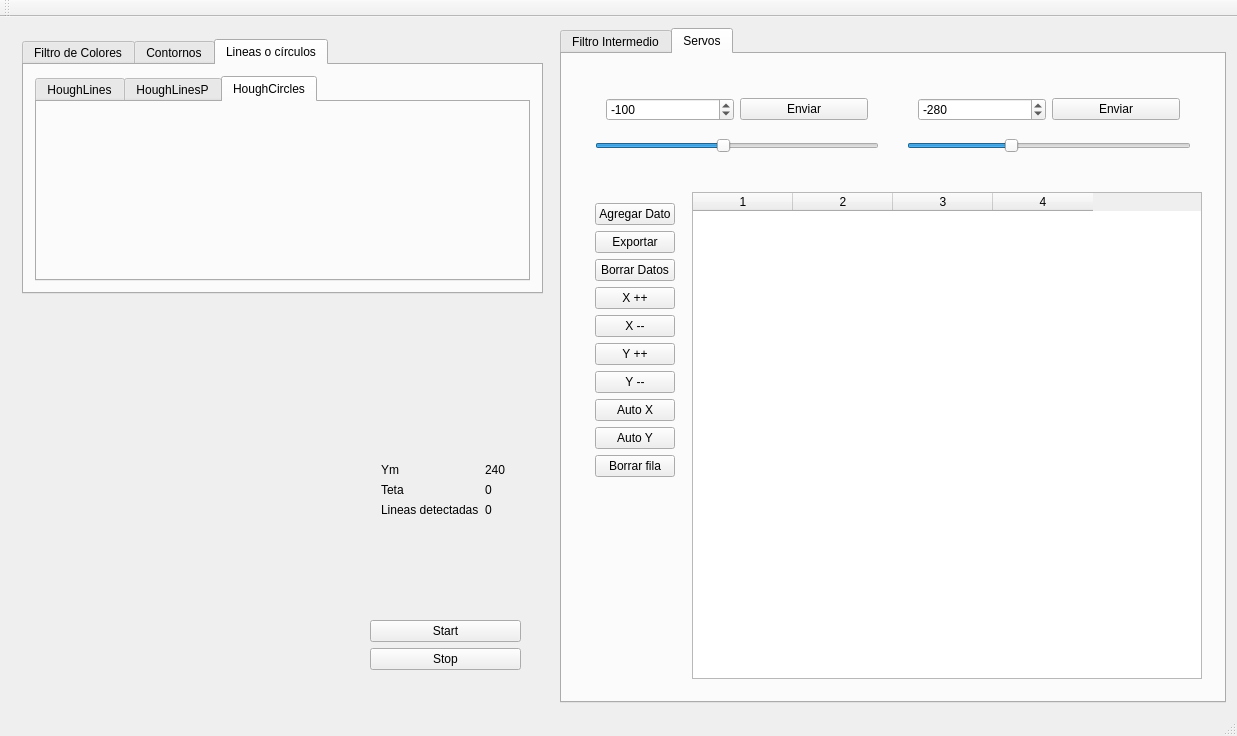
lcasassa/kinect_example, file mainwindow.ui: the form before one commit.
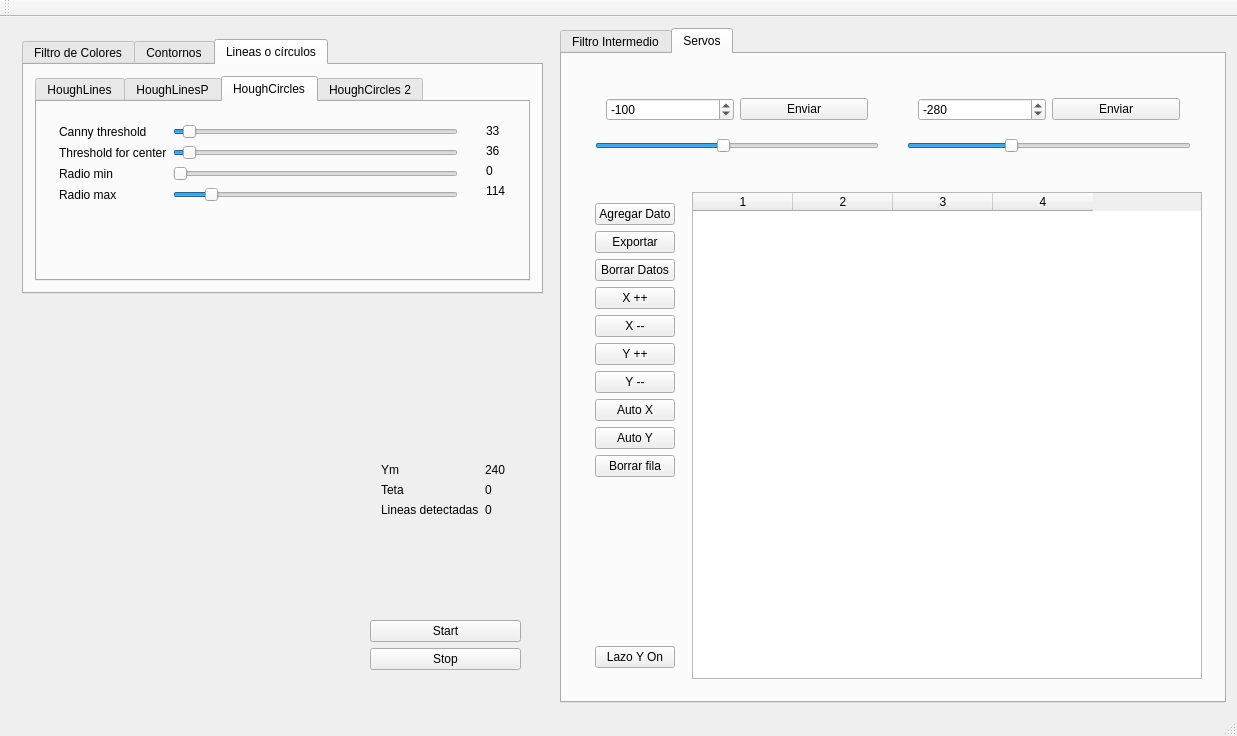
The form after the commit. The open tabs and pages were chosen to show the change. Custom widgets are drawn as their Qt base class.

The edit to the form file:
```diff
--- a/mainwindow.ui
+++ b/mainwindow.ui
@@ -447,6 +447,168 @@
               <attribute name="title">
                <string>HoughCircles</string>
               </attribute>
+              <layout class="QHBoxLayout" name="horizontalLayout_9">
+               <item>
+                <widget class="QWidget" name="widget_18" native="true">
+                 <layout class="QFormLayout" name="formLayout_8">
+                  <item row="2" column="0">
+                   <widget class="QLabel" name="label_19">
+                    <property name="text">
+                     <string>Radio min</string>
+                    </property>
+                   </widget>
+                  </item>
+                  <item row="2" column="1">
+                   <widget class="QSlider" name="horizontalSlider_hc_radiomin">
+                    <property name="minimum">
+                     <number>0</number>
+                    </property>
+                    <property name="maximum">
+                     <number>1000</number>
+                    </property>
+                    <property name="value">
+                     <number>0</number>
+                    </property>
+                    <property name="orientation">
+                     <enum>Qt::Horizontal</enum>
+                    </property>
+                   </widget>
+                  </item>
+                  <item row="3" column="1">
+                   <widget class="QSlider" name="horizontalSlider_hc_radiomax">
+                    <property name="maximum">
+                     <number>1000</number>
+                    </property>
+                    <property name="value">
+                     <number>114</number>
+                    </property>
+                    <property name="orientation">
+                     <enum>Qt::Horizontal</enum>
+                    </property>
+                   </widget>
+                  </item>
+                  <item row="3" column="0">
+                   <widget class="QLabel" name="label_20">
+                    <property name="text">
+                     <string>Radio max</string>
+                    </property>
+                   </widget>
+                  </item>
+                  <item row="1" column="1">
+                   <widget class="QSlider" name="horizontalSlider_hc_threshold_center">
+                    <property name="minimum">
+                     <number>1</number>
+                    </property>
+                    <property name="maximum">
+                     <number>1000</number>
+                    </property>
+                    <property name="value">
+                     <number>36</number>
+                    </property>
+                    <property name="orientation">
+                     <enum>Qt::Horizontal</enum>
+                    </property>
+                   </widget>
+                  </item>
+                  <item row="0" column="1">
+                   <widget class="QSlider" name="horizontalSlider_hc_canny_threshold">
+                    <property name="minimum">
+                     <number>1</number>
+                    </property>
+                    <property name="maximum">
+                     <number>1000</number>
+                    </property>
+                    <property name="value">
+                     <number>33</number>
+                    </property>
+                    <property name="orientation">
+                     <enum>Qt::Horizontal</enum>
+                    </property>
+                   </widget>
+                  </item>
+                  <item row="0" column="0">
+                   <widget class="QLabel" name="label_21">
+                    <property name="text">
+                     <string>Canny threshold</string>
+                    </property>
+                   </widget>
+                  </item>
+                  <item row="1" column="0">
+                   <widget class="QLabel" name="label_22">
+                    <property name="text">
+                     <string>Threshold for center</string>
+                    </property>
+                   </widget>
+                  </item>
+                  <item row="5" column="1">
+                   <spacer name="verticalSpacer_5">
+                    <property name="orientation">
+                     <enum>Qt::Vertical</enum>
+                    </property>
+                    <property name="sizeHint" stdset="0">
+                     <size>
+                      <width>20</width>
+                      <height>40</height>
+                     </size>
+                    </property>
+                   </spacer>
+                  </item>
+                 </layout>
+                </widget>
+               </item>
+               <item>
+                <widget class="QWidget" name="widget_19" native="true">
+                 <layout class="QVBoxLayout" name="verticalLayout_13">
+                  <item>
+                   <widget class="QLabel" name="label_26">
+                    <property name="text">
+                     <string>33</string>
+                    </property>
+                   </widget>
+                  </item>
+                  <item>
+                   <widget class="QLabel" name="label_25">
+                    <property name="text">
+                     <string>36</string>
+                    </property>
+                   </widget>
+                  </item>
+                  <item>
+                   <widget class="QLabel" name="label_24">
+                    <property name="text">
+                     <string>0</string>
+                    </property>
+                   </widget>
+                  </item>
+                  <item>
+                   <widget class="QLabel" name="label_23">
+                    <property name="text">
+                     <string>114</string>
+                    </property>
+                   </widget>
+                  </item>
+                  <item>
+                   <spacer name="verticalSpacer_4">
+                    <property name="orientation">
+                     <enum>Qt::Vertical</enum>
+                    </property>
+                    <property name="sizeHint" stdset="0">
+                     <size>
+                      <width>20</width>
+                      <height>40</height>
+                     </size>
+                    </property>
+                   </spacer>
+                  </item>
+                 </layout>
+                </widget>
+               </item>
+              </layout>
+             </widget>
+             <widget class="QWidget" name="tab_15">
+              <attribute name="title">
+               <string>HoughCircles 2</string>
+              </attribute>
              </widget>
             </widget>
            </item>
@@ -807,6 +969,13 @@
                 </property>
                </spacer>
               </item>
+              <item>
+               <widget class="QPushButton" name="pushButton_lazo_y">
+                <property name="text">
+                 <string>Lazo Y On</string>
+                </property>
+               </widget>
+              </item>
              </layout>
             </widget>
            </item>
```
Left out of the diff: 155 changed lines with no effect on the pictures.
